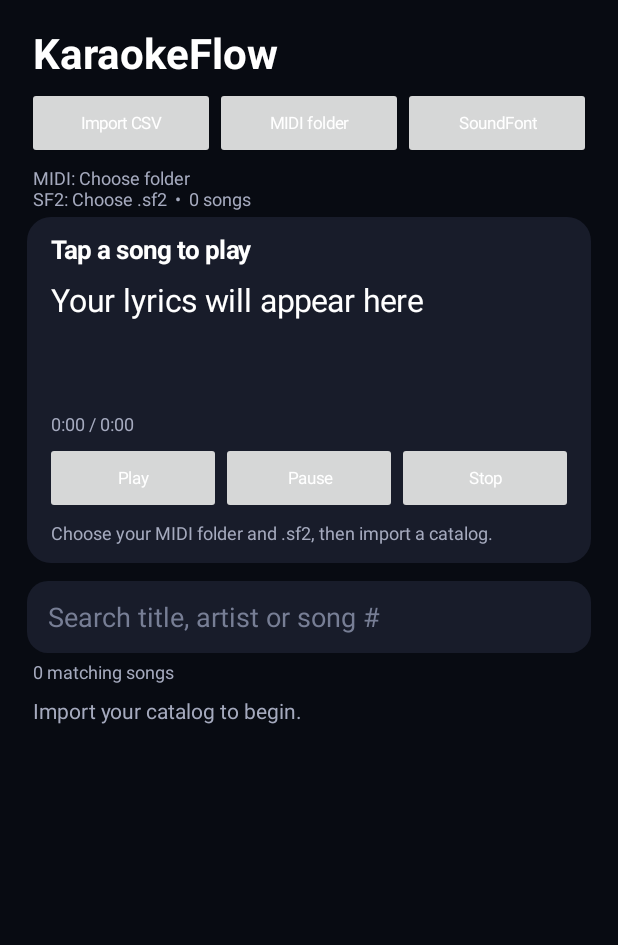
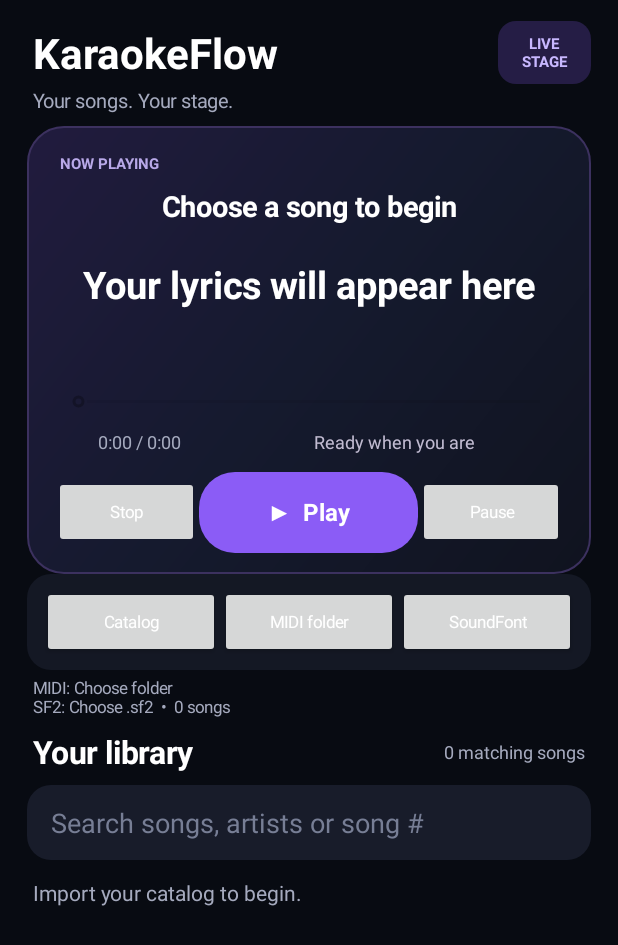
Before and after one commit to amcabaraban/KaraokeFlow, an Android app: the screen it shows after launch (MainActivity), on a phone screen of 412 x 824 dp. Shown: the top 945 px of the screen. Run offline under Robolectric (Android 15) with nearby library versions, the phone set to English and light mode, and no system bars; pictures from the network do not load.

Commit message:
Refresh karaoke player interface

```diff
--- a/app/build.gradle
+++ b/app/build.gradle
@@ -11,8 +11,8 @@ android {
         applicationId 'com.karaokeflow.app'
         minSdk 26
         targetSdk 35
-        versionCode 2
-        versionName '0.2.0-beta'
+        versionCode 3
+        versionName '0.3.0-beta'
         ndk { abiFilters 'armeabi-v7a', 'arm64-v8a', 'x86_64' }
     }
 
--- a/app/src/main/java/com/karaokeflow/app/MainActivity.java
+++ b/app/src/main/java/com/karaokeflow/app/MainActivity.java
@@ -15,6 +15,7 @@ import android.text.Spanned;
 import android.text.TextWatcher;
 import android.text.style.ForegroundColorSpan;
 import android.view.View;
+import android.view.Gravity;
 import android.view.WindowManager;
 import android.widget.*;
 import java.io.File;
@@ -30,6 +31,7 @@ public class MainActivity extends Activity implements PlaybackEngine.Listener {
     private LinearLayout list;
     private EditText search;
     private TextView setupStatus, playerStatus, selectedTitle, currentLyric, nextLyric, clock, results;
+    private SeekBar progress;
     private Button play, pause, stop;
     private SharedPreferences preferences;
     private SongFiles files;
@@ -62,44 +64,88 @@ public class MainActivity extends Activity implements PlaybackEngine.Listener {
         });
         setContentView(root);
         root.requestApplyInsets();
+        LinearLayout header = new LinearLayout(this);
+        header.setGravity(Gravity.CENTER_VERTICAL);
         TextView brand = text("KaraokeFlow", 28, Color.WHITE);
-        brand.setTypeface(null, 1); root.addView(brand);
-        LinearLayout setup = new LinearLayout(this);
-        setup.addView(picker("Import CSV", CSV), weightedButton());
-        setup.addView(picker("MIDI folder", FOLDER), weightedButton());
-        setup.addView(picker("SoundFont", SF2), weightedButton());
-        root.addView(setup);
-        setupStatus = text("", 12, MUTED); setupStatus.setMaxLines(3); root.addView(setupStatus);
+        brand.setTypeface(null, 1);
+        header.addView(brand, new LinearLayout.LayoutParams(0, -2, 1));
+        TextView mode = text("LIVE\nSTAGE", 10, 0xffc8b8ff);
+        mode.setGravity(Gravity.CENTER);
+        mode.setTypeface(null, 1);
+        mode.setBackground(background(0xff251d45, 12));
+        header.addView(mode, new LinearLayout.LayoutParams(dp(62), dp(42)));
+        root.addView(header);
+        TextView subtitle = text("Your songs. Your stage.", 13, MUTED);
+        subtitle.setPadding(dp(4), 0, dp(4), dp(8));
+        root.addView(subtitle);
+
         LinearLayout player = new LinearLayout(this);
         player.setOrientation(LinearLayout.VERTICAL);
-        player.setPadding(dp(12), dp(6), dp(12), dp(8));
-        player.setBackground(background(0xff181c2a, 16));
-        selectedTitle = text("Tap a song to play", 17, Color.WHITE);
-        selectedTitle.setTypeface(null, 1); selectedTitle.setMaxLines(2); player.addView(selectedTitle);
-        currentLyric = text("Your lyrics will appear here", 21, Color.WHITE);
-        currentLyric.setMinLines(2); player.addView(currentLyric);
-        nextLyric = text("", 14, MUTED); nextLyric.setMaxLines(2); player.addView(nextLyric);
-        clock = text("0:00 / 0:00", 12, MUTED); player.addView(clock);
+        player.setGravity(Gravity.CENTER_HORIZONTAL);
+        player.setPadding(dp(18), dp(14), dp(18), dp(14));
+        player.setBackground(stageBackground());
+        TextView nowPlaying = text("NOW PLAYING", 10, 0xffb9a9e9);
+        nowPlaying.setTypeface(null, 1); player.addView(nowPlaying);
+        selectedTitle = text("Choose a song to begin", 19, Color.WHITE);
+        selectedTitle.setTypeface(null, 1); selectedTitle.setGravity(Gravity.CENTER);
+        selectedTitle.setMaxLines(2); player.addView(selectedTitle);
+        currentLyric = text("Your lyrics will appear here", 25, Color.WHITE);
+        currentLyric.setGravity(Gravity.CENTER); currentLyric.setMinLines(2);
+        currentLyric.setTypeface(null, 1); player.addView(currentLyric);
+        nextLyric = text("", 15, 0xff9994ac); nextLyric.setGravity(Gravity.CENTER);
+        nextLyric.setMaxLines(2); player.addView(nextLyric);
+        progress = new SeekBar(this); progress.setMax(1000); progress.setProgress(0);
+        progress.setEnabled(false); player.addView(progress, new LinearLayout.LayoutParams(-1, dp(28)));
+        LinearLayout timeRow = new LinearLayout(this);
+        timeRow.setGravity(Gravity.CENTER_VERTICAL);
+        clock = text("0:00 / 0:00", 12, MUTED); clock.setGravity(Gravity.CENTER);
+        timeRow.addView(clock, new LinearLayout.LayoutParams(0, -2, 1));
+        playerStatus = text("Ready when you are", 12, 0xffc1bbd1); playerStatus.setGravity(Gravity.CENTER);
+        timeRow.addView(playerStatus, new LinearLayout.LayoutParams(0, -2, 2));
+        player.addView(timeRow);
         LinearLayout controls = new LinearLayout(this);
-        play = button("Play", v -> playSelected());
+        controls.setGravity(Gravity.CENTER_VERTICAL); controls.setPadding(0, dp(8), 0, 0);
+        play = button("▶  Play", v -> playSelected());
+        play.setTextSize(16); play.setTypeface(null, 1); play.setBackground(background(0xff8b5cf6, 24));
+        play.setMinHeight(dp(52));
         pause = button("Pause", v -> engine.pause());
         stop = button("Stop", v -> stopPlayback());
-        controls.addView(play, weightedButton()); controls.addView(pause, weightedButton());
-        controls.addView(stop, weightedButton()); player.addView(controls);
-        playerStatus = text("Choose your MIDI folder and .sf2, then import a catalog.", 12, MUTED);
-        player.addView(playerStatus); root.addView(player);
+        play.setContentDescription("Play or resume the selected song");
+        pause.setContentDescription("Pause playback");
+        stop.setContentDescription("Stop playback and return to the beginning");
+        controls.addView(stop, new LinearLayout.LayoutParams(0, dp(48), 1));
+        controls.addView(play, new LinearLayout.LayoutParams(0, dp(54), 1.5f));
+        controls.addView(pause, new LinearLayout.LayoutParams(0, dp(48), 1));
+        player.addView(controls);
+        root.addView(player, new LinearLayout.LayoutParams(-1, -2));
+
+        LinearLayout sources = new LinearLayout(this);
+        sources.setGravity(Gravity.CENTER_VERTICAL); sources.setPadding(dp(10), dp(8), dp(10), dp(8));
+        sources.setBackground(background(0xff141824, 16));
+        Button catalogButton = button("Catalog", v -> openPicker(CSV));
+        Button folderButton = button("MIDI folder", v -> openPicker(FOLDER));
+        Button soundFontButton = button("SoundFont", v -> openPicker(SF2));
+        sources.addView(catalogButton, weightedButton()); sources.addView(folderButton, weightedButton());
+        sources.addView(soundFontButton, weightedButton()); root.addView(sources);
+        setupStatus = text("", 11, MUTED); setupStatus.setMaxLines(2); root.addView(setupStatus);
+
+        LinearLayout libraryHeader = new LinearLayout(this);
+        libraryHeader.setGravity(Gravity.CENTER_VERTICAL);
+        TextView libraryTitle = text("Your library", 21, Color.WHITE); libraryTitle.setTypeface(null, 1);
+        libraryHeader.addView(libraryTitle, new LinearLayout.LayoutParams(0, -2, 1));
+        results = text("", 12, MUTED); libraryHeader.addView(results);
+        root.addView(libraryHeader);
         search = new EditText(this);
-        search.setHint("Search title, artist or song #"); search.setHintTextColor(0xff777e95);
+        search.setHint("Search songs, artists or song #"); search.setHintTextColor(0xff777e95);
         search.setTextColor(Color.WHITE); search.setSingleLine();
-        search.setBackground(background(0xff181c2a, 14)); search.setPadding(dp(14), 0, dp(14), 0);
-        LinearLayout.LayoutParams searchParams = new LinearLayout.LayoutParams(-1, dp(48));
-        searchParams.setMargins(0, dp(12), 0, 0); root.addView(search, searchParams);
+        search.setBackground(background(0xff181c2a, 16)); search.setPadding(dp(16), 0, dp(16), 0);
+        LinearLayout.LayoutParams searchParams = new LinearLayout.LayoutParams(-1, dp(50));
+        searchParams.setMargins(0, dp(4), 0, dp(8)); root.addView(search, searchParams);
         search.addTextChangedListener(new TextWatcher() {
             public void beforeTextChanged(CharSequence s, int start, int count, int after) { }
             public void onTextChanged(CharSequence s, int start, int before, int count) { render(s.toString()); }
             public void afterTextChanged(Editable editable) { }
         });
-        results = text("", 12, MUTED); root.addView(results);
         ScrollView scroll = new ScrollView(this);
         list = new LinearLayout(this); list.setOrientation(LinearLayout.VERTICAL); scroll.addView(list);
         root.addView(scroll, new LinearLayout.LayoutParams(-1, 0, 1));
@@ -109,17 +155,20 @@ public class MainActivity extends Activity implements PlaybackEngine.Listener {
     }
 
     private Button picker(String label, int code) {
-        return button(label, v -> {
+        return button(label, v -> openPicker(code));
+    }
+
+    private void openPicker(int code) {
         Intent intent;
         if (code == FOLDER) intent = new Intent(Intent.ACTION_OPEN_DOCUMENT_TREE);
         else {
-                intent = new Intent(Intent.ACTION_OPEN_DOCUMENT); intent.addCategory(Intent.CATEGORY_OPENABLE);
+            intent = new Intent(Intent.ACTION_OPEN_DOCUMENT);
+            intent.addCategory(Intent.CATEGORY_OPENABLE);
             // Providers often label CSV and SF2 as application/octet-stream.
             intent.setType("*/*");
         }
         intent.addFlags(Intent.FLAG_GRANT_READ_URI_PERMISSION | Intent.FLAG_GRANT_PERSISTABLE_URI_PERMISSION);
         startActivityForResult(intent, code);
-        });
     }
 
     @Override protected void onActivityResult(int code, int result, Intent data) {
@@ -249,7 +298,9 @@ public class MainActivity extends Activity implements PlaybackEngine.Listener {
     }
     private void showLyrics(long micros) {
         if (clock == null) return;
-        clock.setText(time(micros) + " / " + time(prepared == null ? 0 : prepared.durationMicros));
+        long duration = prepared == null ? 0 : prepared.durationMicros;
+        clock.setText(time(micros) + " / " + time(duration));
+        progress.setProgress(duration <= 0 ? 0 : (int) Math.min(1000, micros * 1000L / duration));
         if (timeline == null) { currentLyric.setText("Your lyrics will appear here"); nextLyric.setText(""); }
         else if (prepared.lyrics.isEmpty()) { currentLyric.setText("Instrumental / no lyrics in this MIDI"); nextLyric.setText(""); }
         else {
@@ -262,7 +313,7 @@ public class MainActivity extends Activity implements PlaybackEngine.Listener {
     }
     private void updateControls() {
         if (play == null) return;
-        play.setText(state == PlaybackEngine.State.PAUSED ? "Resume" : "Play");
+        play.setText(state == PlaybackEngine.State.PAUSED ? "▶  Resume" : "▶  Play");
         play.setEnabled(selected != null && state != PlaybackEngine.State.LOADING && state != PlaybackEngine.State.PLAYING);
         pause.setEnabled(state == PlaybackEngine.State.PLAYING);
         stop.setEnabled(state == PlaybackEngine.State.LOADING || state == PlaybackEngine.State.PLAYING
@@ -276,7 +327,7 @@ public class MainActivity extends Activity implements PlaybackEngine.Listener {
                     && !song.artist.toLowerCase(Locale.ROOT).contains(needle) && !song.songNumber().contains(needle)) continue;
             if (++count > 100) continue;
             LinearLayout card = new LinearLayout(this); card.setOrientation(LinearLayout.VERTICAL);
-            card.setPadding(dp(12), dp(4), dp(12), dp(4)); card.setBackground(background(0xff141824, 14));
+            card.setPadding(dp(14), dp(7), dp(14), dp(7)); card.setBackground(background(0xff141824, 14));
             TextView title = text(song.title.isEmpty() ? "Untitled" : song.title, 17, Color.WHITE);
             title.setTypeface(null, 1); card.addView(title);
             card.addView(text("#" + song.songNumber() + "  •  " + (song.artist.isEmpty() ? "Unknown artist" : song.artist), 13, MUTED));
@@ -303,6 +354,13 @@ public class MainActivity extends Activity implements PlaybackEngine.Listener {
     private GradientDrawable background(int color, int radius) {
         GradientDrawable shape = new GradientDrawable(); shape.setColor(color); shape.setCornerRadius(dp(radius)); return shape;
     }
+    private GradientDrawable stageBackground() {
+        GradientDrawable shape = new GradientDrawable(GradientDrawable.Orientation.TL_BR,
+                new int[]{0xff211b3e, 0xff151a2e, 0xff10131f});
+        shape.setCornerRadius(dp(24));
+        shape.setStroke(dp(1), 0xff3c315f);
+        return shape;
+    }
     private TextView text(String value, int size, int color) {
         TextView view = new TextView(this); view.setText(value); view.setTextSize(size); view.setTextColor(color);
         view.setPadding(dp(4), dp(4), dp(4), dp(4)); return view;
```
Lines whose indentation alone changed are shown as unchanged.
